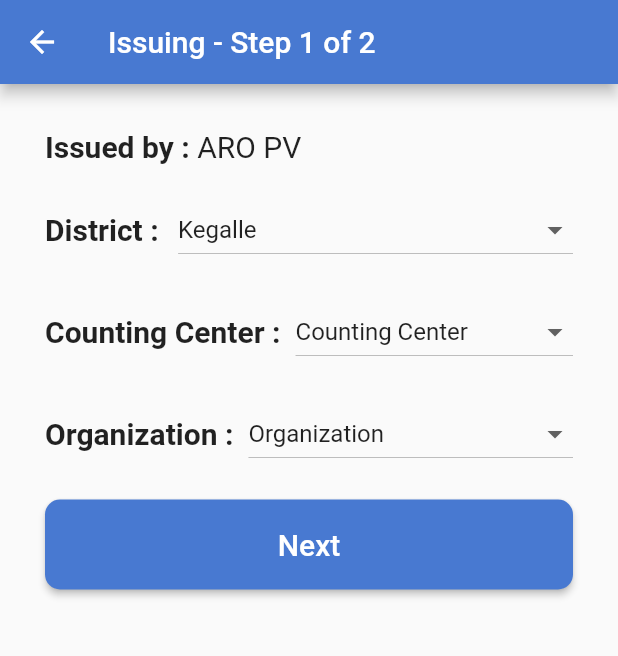
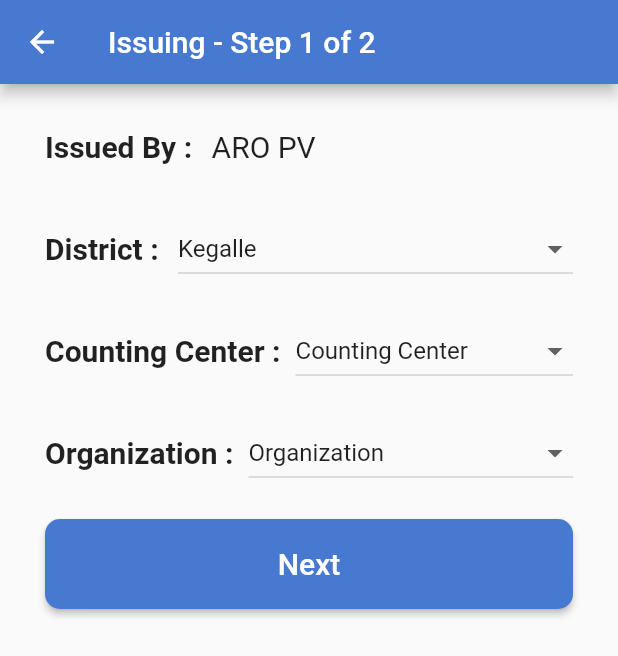
Before and after one commit to ECLK/MAFT, a Flutter app: the IssuingPvStepOneScreen screen opened by its route, on a phone screen of 412 x 824 dp. Shown: the top 656 px of the screen. Run offline on Flutter 3.47's test engine with Material 2 defaults, Android fonts, the phone set to English and light mode, and no system bars; our stand-ins replace flutter_redux, flutter_typeahead, image_picker, redux.

Commit message:
UI changes to Issuing PV

```diff
--- a/lib/screens/widgets/issuing_pv_stepone_form.dart
+++ b/lib/screens/widgets/issuing_pv_stepone_form.dart
@@ -37,27 +37,33 @@ class _IssuingStepOneFormState extends State<IssuingStepOneForm> {
       }
     });
 
-
-
     final issuedBy = new Row(
       children: <Widget>[
-        new Row(
-          mainAxisSize: MainAxisSize.max,
-          mainAxisAlignment: MainAxisAlignment.center,
-          children: [
-            new Text(
-              'Issued by :',
-              style: new TextStyle(fontWeight: FontWeight.bold, fontSize: 20.0),
-            ),
-            Padding(
-              padding: EdgeInsets.only(left: 5.0, right: 0.0),
-              child: new Text(
-                'ARO PV',
-                style: new TextStyle(
-                    fontWeight: FontWeight.normal, fontSize: 20.0),
+        Padding(
+          padding: EdgeInsets.only(top: 0.0),
+          child: Text(
+            'Issued By : ',
+            style: new TextStyle(fontWeight: FontWeight.bold, fontSize: 20.0),
+          ),
+        ),
+        new Expanded(
+          child: Padding(
+            padding: EdgeInsets.only(top: 0.0),
+            child: new Container(
+              padding: new EdgeInsets.only(left: 8.0),
+              child: new Column(
+                crossAxisAlignment: CrossAxisAlignment.start,
+                mainAxisAlignment: MainAxisAlignment.spaceAround,
+                children: <Widget>[
+                  new Text(
+                    'ARO PV',
+                    style: new TextStyle(
+                        fontWeight: FontWeight.normal, fontSize: 20.0),
+                  ),
+                ],
               ),
             ),
-          ],
+          ),
         ),
       ],
     );
@@ -65,7 +71,7 @@ class _IssuingStepOneFormState extends State<IssuingStepOneForm> {
     final district = new Row(
       children: <Widget>[
         Padding(
-          padding: EdgeInsets.only(top: 20.0),
+          padding: EdgeInsets.only(top: 33.0),
           child: Text(
             'District : ',
             style: new TextStyle(fontWeight: FontWeight.bold, fontSize: 20.0),
@@ -73,7 +79,7 @@ class _IssuingStepOneFormState extends State<IssuingStepOneForm> {
         ),
         new Expanded(
           child: Padding(
-            padding: EdgeInsets.only(top: 20.0),
+            padding: EdgeInsets.only(top: 33.0),
             child: new Container(
               padding: new EdgeInsets.only(left: 8.0),
               child: new Column(
@@ -117,8 +123,7 @@ class _IssuingStepOneFormState extends State<IssuingStepOneForm> {
                   DropdownButton(
                       isExpanded: true,
                       items: [
-                        new DropdownMenuItem(
-                            child: new Text("Counting Center"))
+                        new DropdownMenuItem(child: new Text("Counting Center"))
                       ],
                       hint: new Text("Select Station"),
                       onChanged: (value) {}),
@@ -129,7 +134,6 @@ class _IssuingStepOneFormState extends State<IssuingStepOneForm> {
         ),
       ],
     );
-
 
     final organization = Row(
       children: <Widget>[
@@ -165,8 +169,6 @@ class _IssuingStepOneFormState extends State<IssuingStepOneForm> {
       ],
     );
 
-
-
     final btnNext = Padding(
       padding: const EdgeInsets.only(top: 20.0, right: 0.0, left: 0.0),
       child: new SizedBox(
```
